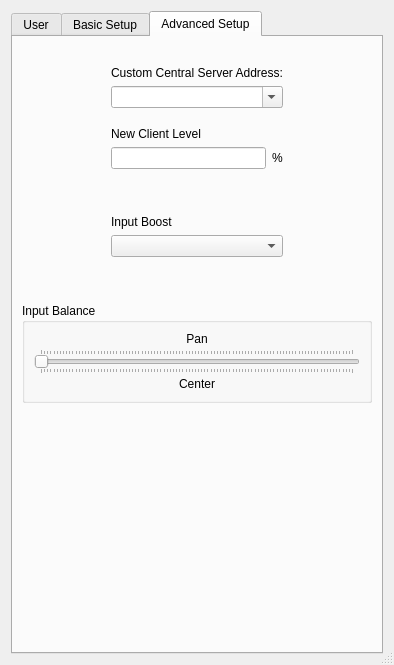
Qt form src/clientsettingsdlgbase.ui (jamulussoftware/jamulus) before a commit.
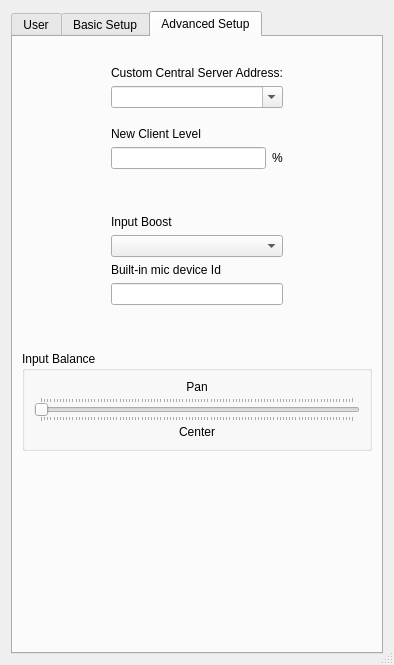
The same form after that commit. Icons and pictures are not drawn. Custom widgets are drawn as their Qt base class.

Commit message: Add input device id text box

Diff of the .ui file:
```diff
--- a/src/clientsettingsdlgbase.ui
+++ b/src/clientsettingsdlgbase.ui
@@ -1070,6 +1070,20 @@
              <item>
               <widget class="QComboBox" name="cbxInputBoost"/>
              </item>
+             <item>
+              <widget class="QLabel" name="lblBuiltInMicId">
+               <property name="text">
+                <string>Built-in mic device Id</string>
+               </property>
+              </widget>
+             </item>
+             <item>
+              <layout class="QHBoxLayout" name="horizontalLayout_14">
+               <item>
+                <widget class="QLineEdit" name="edtBuiltInMicId"/>
+               </item>
+              </layout>
+             </item>
              <item>
               <spacer name="verticalSpacer_13">
                <property name="orientation">
```
